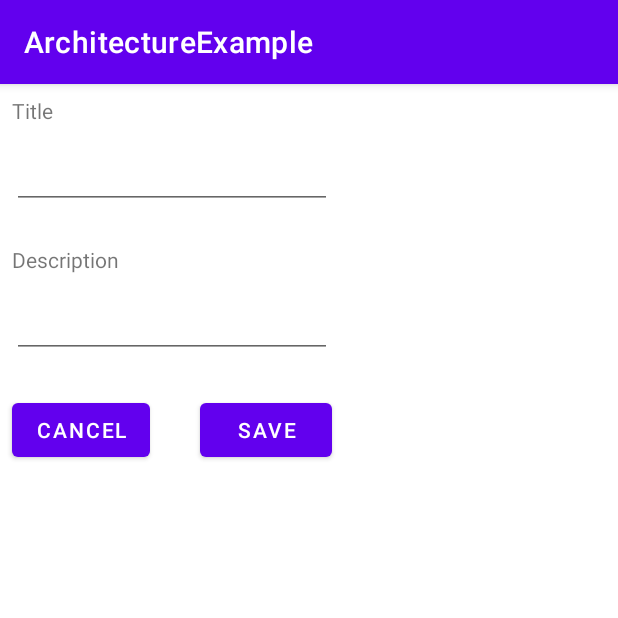
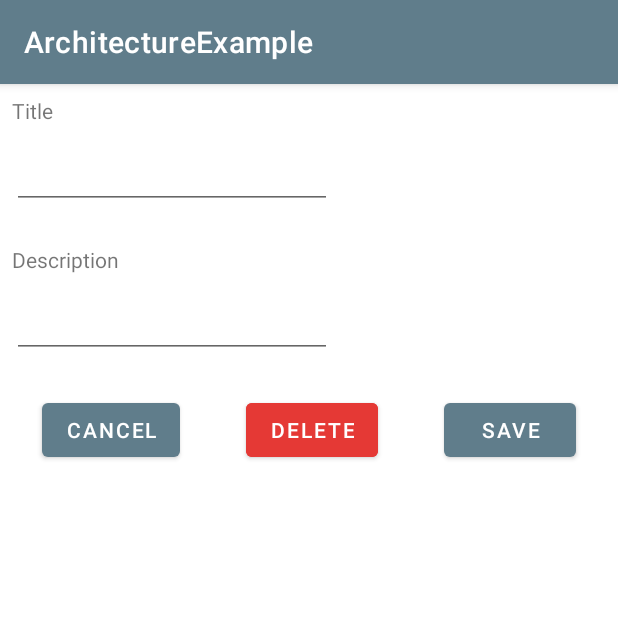
Before and after one commit to Grob98/AndroidArchitectureExample, an Android app: the screen it shows after launch (MainActivity), after a tap on "Add new todo item", on a phone screen of 412 x 824 dp, the top half of it. Run offline under Robolectric (Android 15) with nearby library versions, the phone set to English and light mode, and no system bars; our stand-ins replace Room's generated code.

Commit message:
add delete button, add edit/save listeners

```diff
--- a/app/src/main/java/de/hsfl/ap/architectureexample/data/database/AppDatabase.kt
+++ b/app/src/main/java/de/hsfl/ap/architectureexample/data/database/AppDatabase.kt
@@ -23,9 +23,8 @@ abstract class AppDatabase : RoomDatabase() {
                 scope.launch {
                     val todoItemDao = database.todoItemDao()
 
-                    //todoItemDao.deleteAll()
-
-                    todoItemDao.insertAll(TodoItem("Hallo", "Moin"))
+                    todoItemDao.insertAll(TodoItem("Aufgabe 1",
+                        "Eine neue Aufgabe erstellen"))
                 }
             }
         }
--- a/app/src/main/java/de/hsfl/ap/architectureexample/data/database/TodoItemDao.kt
+++ b/app/src/main/java/de/hsfl/ap/architectureexample/data/database/TodoItemDao.kt
@@ -22,5 +22,5 @@ interface TodoItemDao {
     suspend fun update(vararg item: TodoItem)
 
     @Delete
-    fun delete(item: TodoItem)
+    suspend fun delete(item: TodoItem)
 }
--- a/app/src/main/java/de/hsfl/ap/architectureexample/data/repositories/TasksRepository.kt
+++ b/app/src/main/java/de/hsfl/ap/architectureexample/data/repositories/TasksRepository.kt
@@ -19,4 +19,8 @@ class TasksRepository(private val todoItemDao: TodoItemDao) {
         println("update $todoItem")
         todoItemDao.update(todoItem)
     }
+
+    suspend fun deleteTodoItem(todoItem: TodoItem) {
+        todoItemDao.delete(todoItem)
+    }
 }
--- a/app/src/main/java/de/hsfl/ap/architectureexample/view/fragments/TodoEditFragment.kt
+++ b/app/src/main/java/de/hsfl/ap/architectureexample/view/fragments/TodoEditFragment.kt
@@ -51,10 +51,17 @@ class TodoEditFragment : Fragment() {
             findNavController().popBackStack()
         }
 
+        //Delete
+        binding.bDelete.setOnClickListener {
+            viewModel.deleteTodoItem()
+            findNavController().popBackStack()
+        }
+
         //Save
         binding.bSave.setOnClickListener {
             viewModel.saveTodoItem(binding.etTitle.text.toString(),
                 binding.etDescription.text.toString())
+            findNavController().popBackStack()
         }
 
         return view
--- a/app/src/main/java/de/hsfl/ap/architectureexample/viewmodels/TodoEditViewModel.kt
+++ b/app/src/main/java/de/hsfl/ap/architectureexample/viewmodels/TodoEditViewModel.kt
@@ -40,11 +40,19 @@ class TodoEditViewModel(private val repository: TasksRepository, editId: Int)
 
     private fun addTodoItem() {
         val title = this.title.value!!
-        val description = this.title.value!!
+        val description = this.description.value!!
 
         viewModelScope.launch {
             val todoItem = TodoItem(title, description)
             repository.addTodoItem(todoItem)
+        }
+    }
+
+    fun deleteTodoItem() {
+        if (isEditMode()) {
+            viewModelScope.launch {
+                repository.deleteTodoItem(editItem!!)
+            }
         }
     }
 
--- a/app/src/main/res/layout/todo_edit_fragment.xml
+++ b/app/src/main/res/layout/todo_edit_fragment.xml
@@ -12,6 +12,7 @@
         android:layout_height="wrap_content"
         android:layout_marginStart="8dp"
         android:layout_marginTop="8dp"
+        android:labelFor="@id/etTitle"
         android:text="@string/title"
         app:layout_constraintStart_toStartOf="parent"
         app:layout_constraintTop_toTopOf="parent" />
@@ -21,17 +22,20 @@
         android:layout_width="wrap_content"
         android:layout_height="wrap_content"
         android:layout_marginTop="8dp"
+        android:autofillHints=""
         android:ems="10"
         android:inputType="textPersonName"
         android:minHeight="48dp"
         app:layout_constraintStart_toStartOf="@+id/tvInfoTitle"
-        app:layout_constraintTop_toBottomOf="@+id/tvInfoTitle" />
+        app:layout_constraintTop_toBottomOf="@+id/tvInfoTitle"
+        tools:ignore="DuplicateSpeakableTextCheck" />
 
     <TextView
         android:id="@+id/tvInfoDescription"
         android:layout_width="wrap_content"
         android:layout_height="wrap_content"
         android:layout_marginTop="24dp"
+        android:labelFor="@id/etDescription"
         android:text="@string/description"
         app:layout_constraintStart_toStartOf="@+id/etTitle"
         app:layout_constraintTop_toBottomOf="@+id/etTitle" />
@@ -41,11 +45,13 @@
         android:layout_width="wrap_content"
         android:layout_height="wrap_content"
         android:layout_marginTop="8dp"
+        android:autofillHints=""
         android:ems="10"
         android:inputType="textPersonName"
         android:minHeight="48dp"
         app:layout_constraintStart_toStartOf="@+id/tvInfoDescription"
-        app:layout_constraintTop_toBottomOf="@+id/tvInfoDescription" />
+        app:layout_constraintTop_toBottomOf="@+id/tvInfoDescription"
+        tools:ignore="DuplicateSpeakableTextCheck" />
 
     <Button
         android:id="@+id/bCancel"
@@ -53,7 +59,9 @@
         android:layout_height="wrap_content"
         android:layout_marginTop="24dp"
         android:text="@string/cancel"
-        app:layout_constraintStart_toStartOf="@+id/etDescription"
+        app:layout_constraintEnd_toStartOf="@+id/bDelete"
+        app:layout_constraintHorizontal_bias="0.5"
+        app:layout_constraintStart_toStartOf="parent"
         app:layout_constraintTop_toBottomOf="@+id/etDescription" />
 
     <Button
@@ -62,6 +70,23 @@
         android:layout_height="wrap_content"
         android:text="@string/save"
         app:layout_constraintBottom_toBottomOf="@+id/bCancel"
-        app:layout_constraintEnd_toEndOf="@+id/etDescription"
+        app:layout_constraintEnd_toEndOf="parent"
+        app:layout_constraintHorizontal_bias="0.5"
+        app:layout_constraintStart_toEndOf="@+id/bDelete"
+        app:layout_constraintTop_toTopOf="@+id/bCancel"
+        app:layout_constraintVertical_bias="1.0" />
+
+    <Button
+        android:id="@+id/bDelete"
+        android:layout_width="wrap_content"
+        android:layout_height="wrap_content"
+        android:layout_marginStart="16dp"
+        android:layout_marginEnd="16dp"
+        android:backgroundTint="#e53935"
+        android:text="@string/delete"
+        app:layout_constraintBottom_toBottomOf="@+id/bCancel"
+        app:layout_constraintEnd_toStartOf="@+id/bSave"
+        app:layout_constraintHorizontal_bias="0.5"
+        app:layout_constraintStart_toEndOf="@+id/bCancel"
         app:layout_constraintTop_toTopOf="@+id/bCancel" />
 </androidx.constraintlayout.widget.ConstraintLayout>
--- a/app/src/main/res/layout/todo_list_fragment.xml
+++ b/app/src/main/res/layout/todo_list_fragment.xml
@@ -21,5 +21,6 @@
         android:clickable="true"
         android:contentDescription="@string/fab_add_desc"
         android:focusable="true"
+        android:backgroundTint="@color/teal_700"
         android:src="@drawable/add" />
 </FrameLayout>
--- a/app/src/main/res/layout/todo_list_item.xml
+++ b/app/src/main/res/layout/todo_list_item.xml
@@ -11,6 +11,7 @@
         android:layout_height="wrap_content"
         android:layout_marginStart="8dp"
         android:layout_marginTop="8dp"
+        android:textAppearance="@style/TextAppearance.AppCompat.Large"
         android:textStyle="bold"
         app:layout_constraintStart_toStartOf="parent"
         app:layout_constraintTop_toTopOf="parent"
@@ -22,6 +23,7 @@
         android:layout_height="wrap_content"
         android:layout_marginTop="8dp"
         android:layout_marginBottom="8dp"
+        android:textAppearance="@style/TextAppearance.AppCompat.Medium"
         app:layout_constraintBottom_toBottomOf="parent"
         app:layout_constraintStart_toStartOf="@+id/tvItemTitle"
         app:layout_constraintTop_toBottomOf="@+id/tvItemTitle"
--- a/app/src/main/res/values-night/themes.xml
+++ b/app/src/main/res/values-night/themes.xml
@@ -2,8 +2,8 @@
     <!-- Base application theme. -->
     <style name="Theme.ArchitectureExample" parent="Theme.MaterialComponents.DayNight.DarkActionBar">
         <!-- Primary brand color. -->
-        <item name="colorPrimary">@color/purple_200</item>
-        <item name="colorPrimaryVariant">@color/purple_700</item>
+        <item name="colorPrimary">@color/primary</item>
+        <item name="colorPrimaryVariant">@color/primaryDark</item>
         <item name="colorOnPrimary">@color/black</item>
         <!-- Secondary brand color. -->
         <item name="colorSecondary">@color/teal_200</item>
--- a/app/src/main/res/values/colors.xml
+++ b/app/src/main/res/values/colors.xml
@@ -1,8 +1,7 @@
 <?xml version="1.0" encoding="utf-8"?>
 <resources>
-    <color name="purple_200">#FFBB86FC</color>
-    <color name="purple_500">#FF6200EE</color>
-    <color name="purple_700">#FF3700B3</color>
+    <color name="primary">#607D8B</color>
+    <color name="primaryDark">#455A64</color>
     <color name="teal_200">#FF03DAC5</color>
     <color name="teal_700">#FF018786</color>
     <color name="black">#FF000000</color>
--- a/app/src/main/res/values/strings.xml
+++ b/app/src/main/res/values/strings.xml
@@ -7,4 +7,7 @@
     <string name="description">Description</string>
     <string name="cancel">Cancel</string>
     <string name="save">Save</string>
+    <string name="delete">Delete</string>
+    <string name="hint_title">Title</string>
+    <string name="hint_description">Description</string>
 </resources>
--- a/app/src/main/res/values/themes.xml
+++ b/app/src/main/res/values/themes.xml
@@ -2,8 +2,8 @@
     <!-- Base application theme. -->
     <style name="Theme.ArchitectureExample" parent="Theme.MaterialComponents.DayNight.DarkActionBar">
         <!-- Primary brand color. -->
-        <item name="colorPrimary">@color/purple_500</item>
-        <item name="colorPrimaryVariant">@color/purple_700</item>
+        <item name="colorPrimary">@color/primary</item>
+        <item name="colorPrimaryVariant">@color/primaryDark</item>
         <item name="colorOnPrimary">@color/white</item>
         <!-- Secondary brand color. -->
         <item name="colorSecondary">@color/teal_200</item>
```
